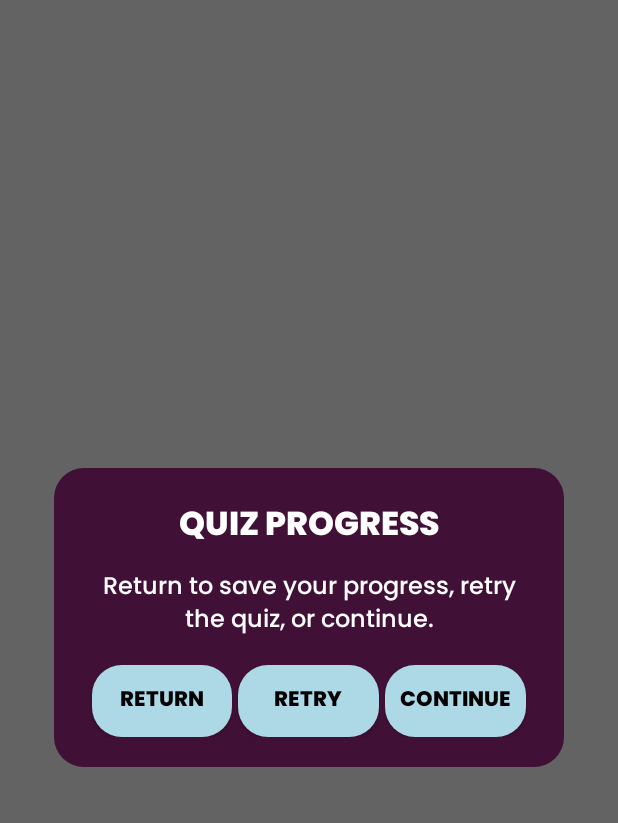
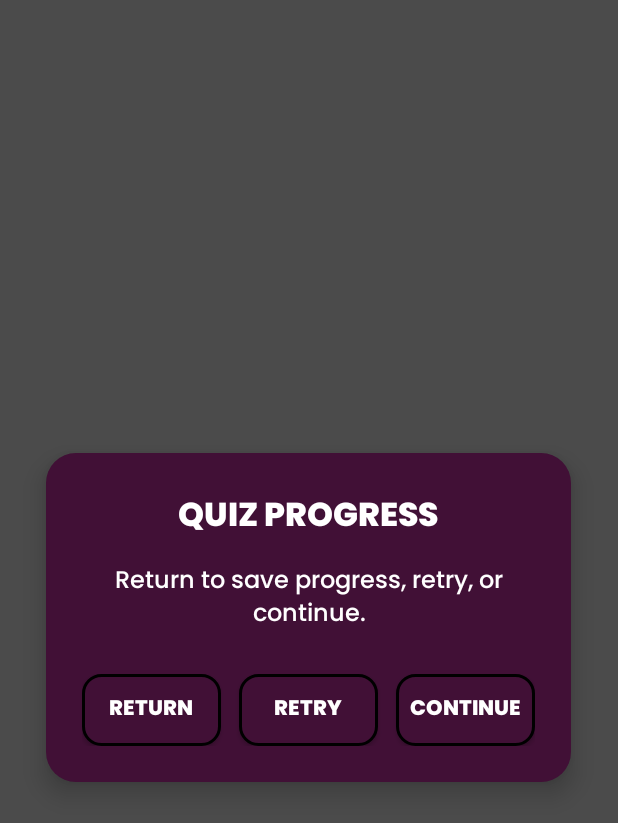
Before and after one commit to Jecchisauce/Quizora1, an Android app: the layout fragment_quiz_progress_dialog.xml on its own in the app's theme, with its tools: preview values and no code run, on a phone screen of 412 x 824 dp. Shown: the top 823 px of the screen. Run offline under Robolectric (Android 15) with nearby library versions, the phone set to English and light mode, and no system bars.

```diff
--- /dev/null
+++ b/Quizora/app/src/main/res/drawable/rounded_button.xml
@@ -0,0 +1,6 @@
+<?xml version="1.0" encoding="utf-8"?>
+<shape xmlns:android="http://schemas.android.com/apk/res/android">
+    <corners android:radius="12dp"/>
+    <solid android:color="#411036"/>
+    <stroke android:width="2dp" android:color="@android:color/black"/>
+</shape>
--- a/Quizora/app/src/main/res/layout/fragment_quiz_progress_dialog.xml
+++ b/Quizora/app/src/main/res/layout/fragment_quiz_progress_dialog.xml
@@ -4,101 +4,98 @@
     android:layout_width="match_parent"
     android:layout_height="match_parent">
 
-    <!-- Semi-Transparent Background -->
+    <!-- Semi-Transparent Dark Overlay -->
     <View
         android:layout_width="match_parent"
         android:layout_height="match_parent"
-        android:alpha="0.6"
+        android:alpha="0.7"
         android:background="@android:color/black" />
 
-    <!-- Dialog Container -->
+    <!-- Dialog Box -->
     <LinearLayout
-        android:layout_width="340dp"
+        android:layout_width="350dp"
         android:layout_height="wrap_content"
         android:layout_gravity="center"
-        android:layout_margin="15dp"
+        android:layout_margin="20dp"
         android:background="@drawable/border"
-        android:gravity="center"
+        android:elevation="10dp"
         android:orientation="vertical"
-        android:padding="20dp">
+        android:padding="24dp"
+        android:gravity="center">
 
         <!-- Title -->
-
-        <!-- Description Text -->
         <TextView
             android:layout_width="wrap_content"
             android:layout_height="wrap_content"
-            android:layout_gravity="center_horizontal"
-            android:layout_marginBottom="8dp"
+            android:layout_marginBottom="10dp"
             android:fontFamily="@font/poppins_extrabold"
-            android:gravity="center"
             android:text="QUIZ PROGRESS"
+            android:textSize="22sp"
+            android:textColor="@android:color/white"
+            android:textStyle="bold"
             android:textAlignment="center"
+            android:gravity="center" />
+
+        <!-- Subtitle / Description -->
+        <TextView
+            android:layout_width="320dp"
+            android:layout_height="wrap_content"
+            android:layout_marginBottom="18dp"
+            android:fontFamily="@font/poppins_medium"
+            android:text="Return to save progress, retry, or continue."
+            android:textSize="16sp"
             android:textColor="@android:color/white"
-            android:textSize="22sp"
-            android:textStyle="bold" />
+            android:textAlignment="center"
+            android:gravity="center" />
 
-        <TextView
-            android:layout_width="300dp"
-            android:layout_height="wrap_content"
-            android:layout_gravity="center_horizontal"
-            android:layout_marginBottom="16dp"
-            android:fontFamily="@font/poppins_medium"
-            android:gravity="center"
-            android:text="Return to save your progress, retry the quiz, or continue."
-            android:textAlignment="center"
-            android:textColor="@android:color/white"
-            android:textSize="16sp" />
-
-        <!-- Buttons Container (Aligned Next to Each Other) -->
+        <!-- Buttons Layout -->
         <LinearLayout
-            android:layout_width="301dp"
+            android:layout_width="match_parent"
             android:layout_height="wrap_content"
             android:gravity="center"
             android:orientation="horizontal"
-            android:weightSum="3">
+            android:weightSum="3"
+            android:paddingTop="8dp">
 
             <!-- Return Button -->
 
             <!-- Retry Button -->
-
-            <!-- Continue Button -->
             <Button
                 android:id="@+id/btn_return"
                 android:layout_width="0dp"
-                android:layout_height="wrap_content"
-                android:layout_marginStart="6dp"
+                android:layout_height="48dp"
+                android:layout_marginEnd="6dp"
                 android:layout_weight="1"
-                android:background="@drawable/skip_border"
+                android:background="@drawable/rounded_button"
                 android:fontFamily="@font/poppins_extrabold"
                 android:text="Return"
-                android:textColor="@android:color/black"
+                android:textColor="@android:color/white"
                 android:textSize="14sp" />
 
             <Button
                 android:id="@+id/btn_retry"
                 android:layout_width="0dp"
-                android:layout_height="wrap_content"
-                android:layout_marginHorizontal="4dp"
+                android:layout_height="48dp"
                 android:layout_weight="1"
-                android:background="@drawable/skip_border"
+                android:layout_marginHorizontal="6dp"
+                android:background="@drawable/rounded_button"
                 android:fontFamily="@font/poppins_extrabold"
                 android:text="Retry"
-                android:textColor="@android:color/black"
-                android:textSize="14sp" />
+                android:textSize="14sp"
+                android:textColor="@android:color/white" />
 
+            <!-- Continue Button -->
             <Button
                 android:id="@+id/btn_continue"
                 android:layout_width="0dp"
-                android:layout_height="match_parent"
-                android:layout_marginEnd="6dp"
+                android:layout_height="48dp"
                 android:layout_weight="1"
+                android:layout_marginStart="6dp"
+                android:background="@drawable/rounded_button"
                 android:fontFamily="@font/poppins_extrabold"
-                android:background="@drawable/skip_border"
                 android:text="Continue"
-                android:textColor="@android:color/black"
-                android:textSize="14sp" />
-
+                android:textSize="14sp"
+                android:textColor="@android:color/white" />
         </LinearLayout>
     </LinearLayout>
 </FrameLayout>
```
Also changed, not shown: Quizora/app/src/main/java/com/example/quizora/AnswerMath.kt (+27 -2 lines), Quizora/app/src/main/java/com/example/quizora/ExploreFragment.kt (+7 -0 lines), Quizora/app/src/main/java/com/example/quizora/QuizProgressDialog.kt (+24 -6 lines), Quizora/app/src/main/res/drawable/back_bg.xml (added, +19 -0 lines), Quizora/app/src/main/res/drawable/button_selector.xml (added, +18 -0 lines), Quizora/app/src/main/res/layout/fragment_answer_math.xml (+25 -4 lines), Quizora/app/src/main/res/layout/fragment_quiz_dialog.xml (+36 -12 lines), 85 other files.
